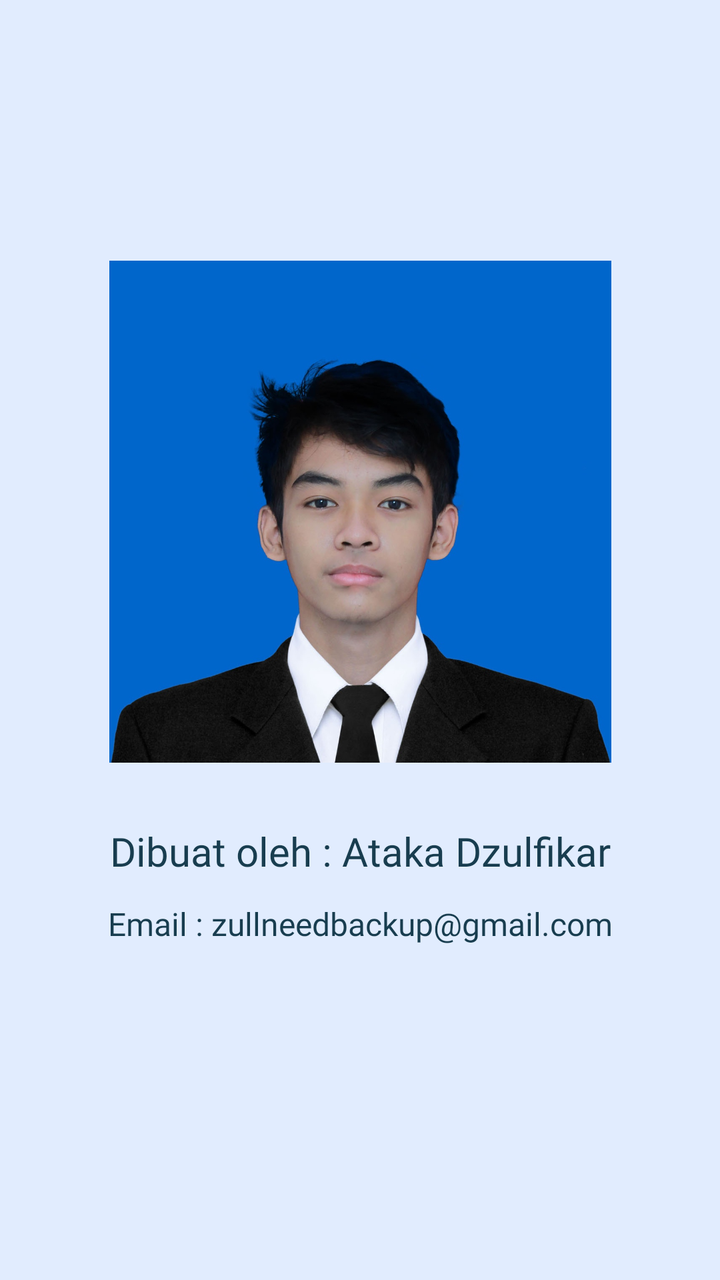
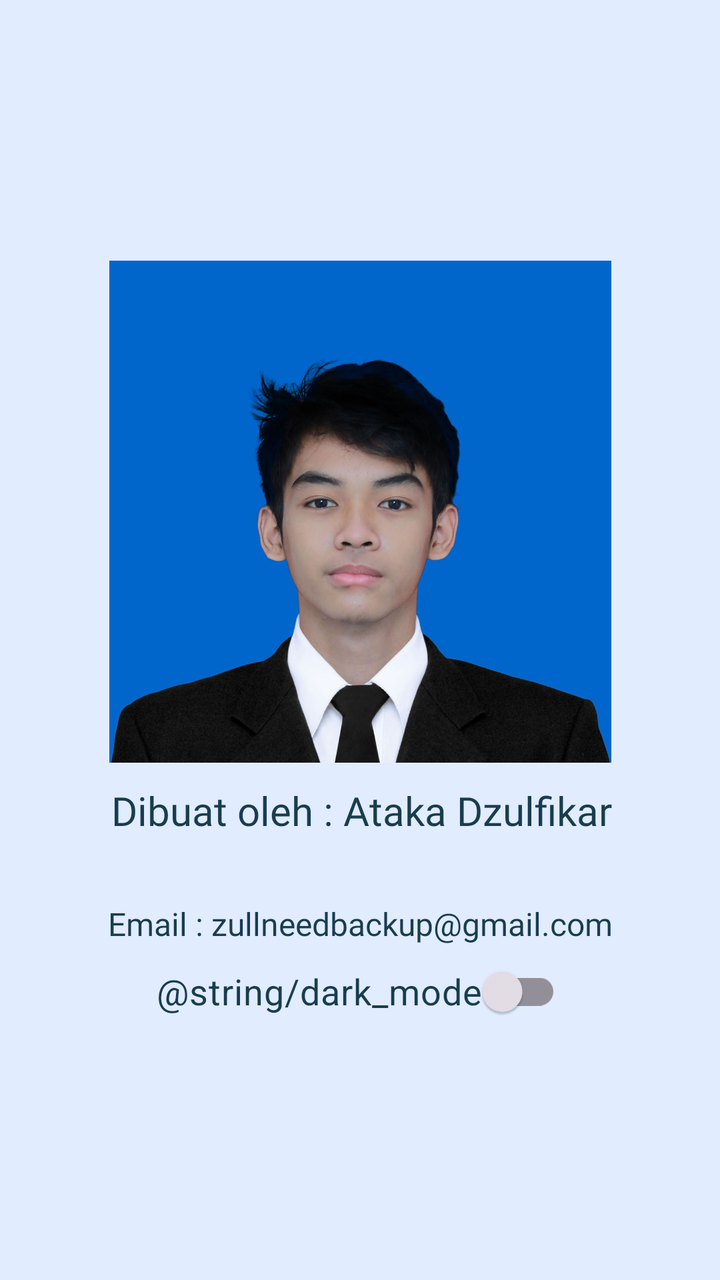

An Android layout rendered at two revisions. The XML below is the earlier revision; the diff shows what the commit changed to produce the second picture.
<!-- AndroidManifest.xml: application theme AppTheme -->
<!-- res/layout/activity_about.xml -->
<?xml version="1.0" encoding="utf-8"?>
<androidx.constraintlayout.widget.ConstraintLayout xmlns:android="http://schemas.android.com/apk/res/android"
    xmlns:app="http://schemas.android.com/apk/res-auto"
    xmlns:tools="http://schemas.android.com/tools"
    android:id="@+id/main"
    android:layout_width="match_parent"
    android:layout_height="match_parent"
    tools:context=".AboutActivity">

    <ImageView
        android:id="@+id/imageView"
        android:layout_width="269dp"
        android:layout_height="251dp"
        app:layout_constraintBottom_toBottomOf="parent"
        app:layout_constraintEnd_toEndOf="parent"
        app:layout_constraintStart_toStartOf="parent"
        app:layout_constraintTop_toTopOf="parent"
        app:layout_constraintVertical_bias="0.335"
        app:srcCompat="@drawable/mapoto" />

    <TextView
        android:id="@+id/manama"
        android:layout_width="wrap_content"
        android:layout_height="wrap_content"
        android:fontFamily="@font/poppins"
        android:text="@string/manama"
        android:textColor="@color/dark"
        android:textSize="20sp"
        app:layout_constraintBottom_toBottomOf="parent"
        app:layout_constraintEnd_toEndOf="parent"
        app:layout_constraintStart_toStartOf="parent"
        app:layout_constraintTop_toBottomOf="@+id/imageView"
        app:layout_constraintVertical_bias="0.133" />

    <TextView
        android:id="@+id/imel"
        android:layout_width="wrap_content"
        android:layout_height="wrap_content"
        android:fontFamily="@font/poppins"
        android:text="@string/imel"
        android:textColor="@color/dark"
        android:textSize="16sp"
        app:layout_constraintBottom_toBottomOf="parent"
        app:layout_constraintEnd_toEndOf="parent"
        app:layout_constraintStart_toStartOf="parent"
        app:layout_constraintTop_toBottomOf="@+id/imageView"
        app:layout_constraintVertical_bias="0.294" />
</androidx.constraintlayout.widget.ConstraintLayout>
<!-- resources referenced by this layout -->
<resources>
  <color name="dark">#183D4F</color>
  <!-- drawable mapoto: jpg bitmap (drawable, 143187 bytes) -->
  <string name="imel">Email : zullneedbackup@gmail.com</string>
  <string name="manama">Dibuat oleh : Ataka Dzulfikar</string>
  <style name="AppTheme" parent="Theme.Material3.Dark">
  
          <item name="android:windowBackground">@color/primary</item>
  
          <item name="android:statusBarColor">@color/dark</item>
  
          <item name="android:textColorPrimary">@color/black</item>
  
          <item name="android:colorBackgroundFloating">@color/primary</item>
  
          <item name="android:colorPrimary">@color/primary</item>
      </style>
  <color name="primary">#E1ECFE</color>
  <color name="black">#FF000000</color>
</resources>

<!-- the commit's change to res/layout/activity_about.xml (unified diff, before → after) -->
@@ -28,9 +28,10 @@
         android:textSize="20sp"
         app:layout_constraintBottom_toBottomOf="parent"
         app:layout_constraintEnd_toEndOf="parent"
+        app:layout_constraintHorizontal_bias="0.507"
         app:layout_constraintStart_toStartOf="parent"
-        app:layout_constraintTop_toBottomOf="@+id/imageView"
-        app:layout_constraintVertical_bias="0.133" />
+        app:layout_constraintTop_toTopOf="parent"
+        app:layout_constraintVertical_bias="0.639" />
 
     <TextView
         android:id="@+id/imel"
@@ -45,4 +46,18 @@
         app:layout_constraintStart_toStartOf="parent"
         app:layout_constraintTop_toBottomOf="@+id/imageView"
         app:layout_constraintVertical_bias="0.294" />
+
+    <com.google.android.material.switchmaterial.SwitchMaterial
+        android:id="@+id/switch_theme"
+        android:layout_width="wrap_content"
+        android:layout_height="wrap_content"
+        android:text="@string/dark_mode"
+        android:textColor="@color/dark"
+        android:textSize="18sp"
+        app:layout_constraintBottom_toBottomOf="parent"
+        app:layout_constraintEnd_toEndOf="parent"
+        app:layout_constraintHorizontal_bias="0.497"
+        app:layout_constraintStart_toStartOf="parent"
+        app:layout_constraintTop_toTopOf="parent"
+        app:layout_constraintVertical_bias="0.797" />
 </androidx.constraintlayout.widget.ConstraintLayout>
